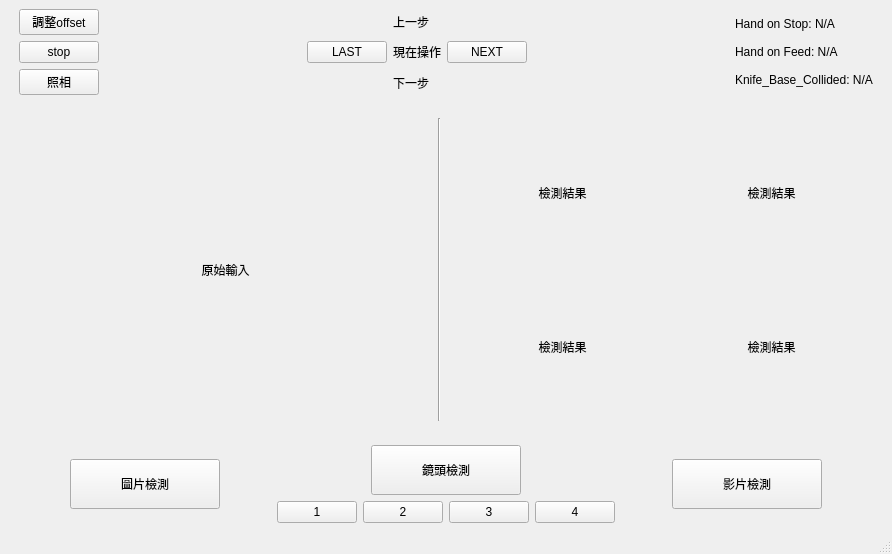
wade00754/pmc-5axis-yolo, file pmc_5axis_yolo/ui/main_window.ui: the form before one commit.
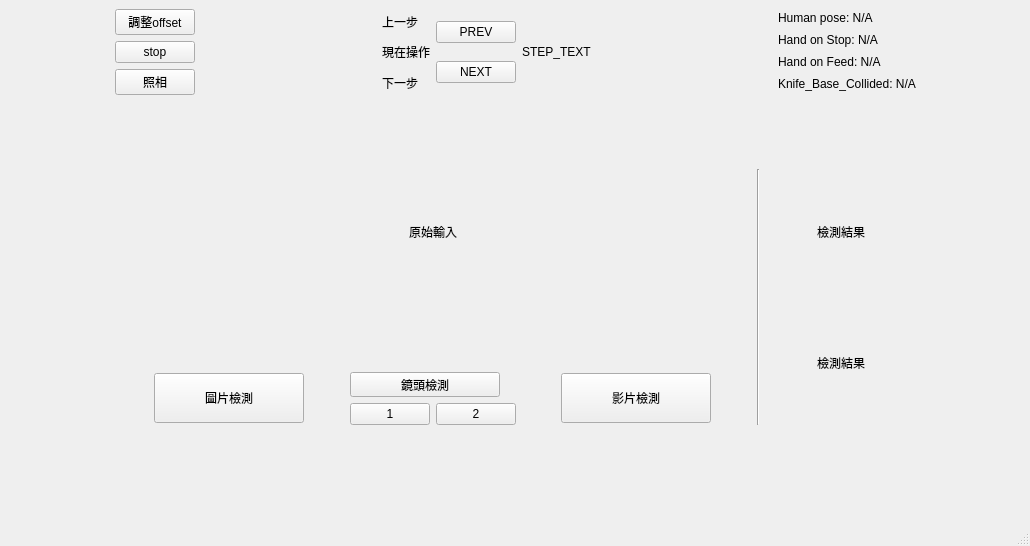
The form after the commit.

The edit to the form file:
```diff
--- a/pmc_5axis_yolo/ui/main_window.ui
+++ b/pmc_5axis_yolo/ui/main_window.ui
@@ -6,8 +6,8 @@
    <rect>
     <x>0</x>
     <y>0</y>
-    <width>892</width>
-    <height>554</height>
+    <width>1030</width>
+    <height>546</height>
    </rect>
   </property>
   <property name="windowTitle">
@@ -15,7 +15,22 @@
   </property>
   <widget class="QWidget" name="centralwidget">
    <layout class="QGridLayout" name="gridLayout_3">
-    <item row="0" column="1" colspan="3">
+    <item row="0" column="0">
+     <spacer name="horizontalSpacer_6">
+      <property name="orientation">
+       <enum>Qt::Orientation::Horizontal</enum>
+      </property>
+      <property name="sizeHint" stdset="0">
+       <size>
+        <width>107</width>
+        <height>20</height>
+       </size>
+      </property>
+     </spacer>
+    </item>
+    <item row="0" column="1">
+     <layout class="QVBoxLayout" name="verticalLayout_7">
+      <item>
      <layout class="QHBoxLayout" name="horizontalLayout">
       <item>
        <layout class="QVBoxLayout" name="verticalLayout_4">
@@ -73,13 +88,6 @@
         </property>
        </spacer>
       </item>
-      <item>
-       <widget class="QPushButton" name="button_step_last">
-        <property name="text">
-         <string>LAST</string>
-        </property>
-       </widget>
-      </item>
       <item>
        <layout class="QVBoxLayout" name="verticalLayout_3">
         <item>
@@ -106,12 +114,30 @@
        </layout>
       </item>
       <item>
+         <layout class="QVBoxLayout" name="verticalLayout_5">
+          <item>
+           <widget class="QPushButton" name="button_step_last">
+            <property name="text">
+             <string>PREV</string>
+            </property>
+           </widget>
+          </item>
+          <item>
        <widget class="QPushButton" name="button_step_next">
         <property name="text">
          <string>NEXT</string>
         </property>
        </widget>
       </item>
+         </layout>
+        </item>
+        <item>
+         <widget class="QLabel" name="label_ste_text">
+          <property name="text">
+           <string>STEP_TEXT</string>
+          </property>
+         </widget>
+        </item>
       <item>
        <spacer name="horizontalSpacer_8">
         <property name="orientation">
@@ -127,6 +153,19 @@
       </item>
       <item>
        <layout class="QVBoxLayout" name="verticalLayout">
+          <item>
+           <widget class="QLabel" name="Label_HumanPose_status">
+            <property name="sizePolicy">
+             <sizepolicy hsizetype="Fixed" vsizetype="Fixed">
+              <horstretch>0</horstretch>
+              <verstretch>0</verstretch>
+             </sizepolicy>
+            </property>
+            <property name="text">
+             <string>Human pose: N/A</string>
+            </property>
+           </widget>
+          </item>
         <item>
          <widget class="QLabel" name="Label_HandStop_Status">
           <property name="sizePolicy">
@@ -170,39 +209,24 @@
       </item>
      </layout>
     </item>
-    <item row="1" column="2">
-     <spacer name="verticalSpacer">
+      <item>
+       <spacer name="verticalSpacer_3">
       <property name="orientation">
        <enum>Qt::Orientation::Vertical</enum>
       </property>
-      <property name="sizeType">
-       <enum>QSizePolicy::Policy::Fixed</enum>
-      </property>
       <property name="sizeHint" stdset="0">
        <size>
-        <width>17</width>
-        <height>17</height>
+          <width>20</width>
+          <height>68</height>
        </size>
       </property>
      </spacer>
     </item>
-    <item row="2" column="0">
-     <spacer name="horizontalSpacer_6">
-      <property name="orientation">
-       <enum>Qt::Orientation::Horizontal</enum>
-      </property>
-      <property name="sizeType">
-       <enum>QSizePolicy::Policy::Fixed</enum>
-      </property>
-      <property name="sizeHint" stdset="0">
-       <size>
-        <width>10</width>
-        <height>20</height>
-       </size>
-      </property>
-     </spacer>
-    </item>
-    <item row="2" column="1">
+      <item>
+       <layout class="QHBoxLayout" name="horizontalLayout_4">
+        <item>
+         <layout class="QVBoxLayout" name="verticalLayout_6">
+          <item>
      <layout class="QGridLayout" name="gridLayout_2">
       <item row="0" column="1">
        <widget class="QLabel" name="input_media">
@@ -231,163 +255,21 @@
       </item>
      </layout>
     </item>
-    <item row="2" column="2">
-     <widget class="Line" name="line">
-      <property name="sizePolicy">
-       <sizepolicy hsizetype="Fixed" vsizetype="Expanding">
-        <horstretch>0</horstretch>
-        <verstretch>0</verstretch>
-       </sizepolicy>
-      </property>
-      <property name="minimumSize">
-       <size>
-        <width>0</width>
-        <height>0</height>
-       </size>
-      </property>
+          <item>
+           <spacer name="verticalSpacer">
       <property name="orientation">
        <enum>Qt::Orientation::Vertical</enum>
       </property>
-     </widget>
-    </item>
-    <item row="2" column="3">
-     <layout class="QGridLayout" name="gridLayout">
-      <item row="0" column="1">
-       <widget class="QLabel" name="output_media2">
-        <property name="sizePolicy">
-         <sizepolicy hsizetype="Expanding" vsizetype="Expanding">
-          <horstretch>0</horstretch>
-          <verstretch>0</verstretch>
-         </sizepolicy>
-        </property>
-        <property name="minimumSize">
-         <size>
-          <width>150</width>
-          <height>125</height>
-         </size>
-        </property>
-        <property name="text">
-         <string>檢測結果</string>
-        </property>
-        <property name="scaledContents">
-         <bool>true</bool>
-        </property>
-        <property name="alignment">
-         <set>Qt::AlignmentFlag::AlignCenter</set>
-        </property>
-       </widget>
-      </item>
-      <item row="0" column="0">
-       <widget class="QLabel" name="output_media">
-        <property name="sizePolicy">
-         <sizepolicy hsizetype="Expanding" vsizetype="Expanding">
-          <horstretch>0</horstretch>
-          <verstretch>0</verstretch>
-         </sizepolicy>
-        </property>
-        <property name="minimumSize">
-         <size>
-          <width>150</width>
-          <height>125</height>
-         </size>
-        </property>
-        <property name="text">
-         <string>檢測結果</string>
-        </property>
-        <property name="scaledContents">
-         <bool>true</bool>
-        </property>
-        <property name="alignment">
-         <set>Qt::AlignmentFlag::AlignCenter</set>
-        </property>
-       </widget>
-      </item>
-      <item row="1" column="1">
-       <widget class="QLabel" name="output_media4">
-        <property name="sizePolicy">
-         <sizepolicy hsizetype="Expanding" vsizetype="Expanding">
-          <horstretch>0</horstretch>
-          <verstretch>0</verstretch>
-         </sizepolicy>
-        </property>
-        <property name="minimumSize">
-         <size>
-          <width>150</width>
-          <height>125</height>
-         </size>
-        </property>
-        <property name="text">
-         <string>檢測結果</string>
-        </property>
-        <property name="scaledContents">
-         <bool>true</bool>
-        </property>
-        <property name="alignment">
-         <set>Qt::AlignmentFlag::AlignCenter</set>
-        </property>
-       </widget>
-      </item>
-      <item row="1" column="0">
-       <widget class="QLabel" name="output_media3">
-        <property name="sizePolicy">
-         <sizepolicy hsizetype="Expanding" vsizetype="Expanding">
-          <horstretch>0</horstretch>
-          <verstretch>0</verstretch>
-         </sizepolicy>
-        </property>
-        <property name="minimumSize">
-         <size>
-          <width>150</width>
-          <height>125</height>
-         </size>
-        </property>
-        <property name="text">
-         <string>檢測結果</string>
-        </property>
-        <property name="scaledContents">
-         <bool>true</bool>
-        </property>
-        <property name="alignment">
-         <set>Qt::AlignmentFlag::AlignCenter</set>
-        </property>
-       </widget>
-      </item>
-     </layout>
-    </item>
-    <item row="2" column="4">
-     <spacer name="horizontalSpacer_7">
-      <property name="orientation">
-       <enum>Qt::Orientation::Horizontal</enum>
-      </property>
-      <property name="sizeType">
-       <enum>QSizePolicy::Policy::Fixed</enum>
-      </property>
       <property name="sizeHint" stdset="0">
        <size>
-        <width>10</width>
-        <height>20</height>
+              <width>20</width>
+              <height>10</height>
        </size>
       </property>
      </spacer>
     </item>
-    <item row="3" column="2">
-     <spacer name="verticalSpacer_2">
-      <property name="orientation">
-       <enum>Qt::Orientation::Vertical</enum>
-      </property>
-      <property name="sizeType">
-       <enum>QSizePolicy::Policy::Fixed</enum>
-      </property>
-      <property name="sizeHint" stdset="0">
-       <size>
-        <width>17</width>
-        <height>18</height>
-       </size>
-      </property>
-     </spacer>
-    </item>
-    <item row="4" column="1" colspan="3">
-     <layout class="QHBoxLayout" name="horizontalLayout_5">
+          <item>
+           <layout class="QHBoxLayout" name="horizontalLayout_3">
       <item>
        <spacer name="horizontalSpacer_5">
         <property name="orientation">
@@ -435,7 +317,7 @@
       </item>
       <item>
        <layout class="QVBoxLayout" name="verticalLayout_2">
-        <item alignment="Qt::AlignmentFlag::AlignHCenter">
+              <item>
          <widget class="QPushButton" name="button_camera">
           <property name="sizePolicy">
            <sizepolicy hsizetype="Fixed" vsizetype="Fixed">
@@ -446,16 +328,19 @@
           <property name="minimumSize">
            <size>
             <width>150</width>
-            <height>50</height>
-           </size>
-          </property>
+                  <height>25</height>
+                 </size>
+                </property>
+                <property name="layoutDirection">
+                 <enum>Qt::LayoutDirection::LeftToRight</enum>
+                </property>
           <property name="text">
            <string>鏡頭檢測</string>
           </property>
          </widget>
         </item>
         <item>
-         <layout class="QHBoxLayout" name="horizontalLayout_3">
+               <layout class="QHBoxLayout" name="horizontalLayout_2">
           <item>
            <widget class="QPushButton" name="camera_change1">
             <property name="text">
@@ -470,20 +355,6 @@
             </property>
            </widget>
           </item>
-          <item>
-           <widget class="QPushButton" name="camera_change3">
-            <property name="text">
-             <string>3</string>
-            </property>
-           </widget>
-          </item>
-          <item>
-           <widget class="QPushButton" name="camera_change4">
-            <property name="text">
-             <string>4</string>
-            </property>
-           </widget>
-          </item>
          </layout>
         </item>
        </layout>
@@ -534,6 +405,111 @@
        </spacer>
       </item>
      </layout>
+          </item>
+         </layout>
+        </item>
+        <item>
+         <widget class="Line" name="line">
+          <property name="sizePolicy">
+           <sizepolicy hsizetype="Fixed" vsizetype="Expanding">
+            <horstretch>0</horstretch>
+            <verstretch>0</verstretch>
+           </sizepolicy>
+          </property>
+          <property name="minimumSize">
+           <size>
+            <width>0</width>
+            <height>0</height>
+           </size>
+          </property>
+          <property name="orientation">
+           <enum>Qt::Orientation::Vertical</enum>
+          </property>
+         </widget>
+        </item>
+        <item>
+         <layout class="QGridLayout" name="gridLayout">
+          <item row="0" column="0">
+           <widget class="QLabel" name="output_media">
+            <property name="sizePolicy">
+             <sizepolicy hsizetype="Expanding" vsizetype="Expanding">
+              <horstretch>0</horstretch>
+              <verstretch>0</verstretch>
+             </sizepolicy>
+            </property>
+            <property name="minimumSize">
+             <size>
+              <width>150</width>
+              <height>125</height>
+             </size>
+            </property>
+            <property name="text">
+             <string>檢測結果</string>
+            </property>
+            <property name="scaledContents">
+             <bool>true</bool>
+            </property>
+            <property name="alignment">
+             <set>Qt::AlignmentFlag::AlignCenter</set>
+            </property>
+           </widget>
+          </item>
+          <item row="1" column="0">
+           <widget class="QLabel" name="output_media2">
+            <property name="sizePolicy">
+             <sizepolicy hsizetype="Expanding" vsizetype="Expanding">
+              <horstretch>0</horstretch>
+              <verstretch>0</verstretch>
+             </sizepolicy>
+            </property>
+            <property name="minimumSize">
+             <size>
+              <width>150</width>
+              <height>125</height>
+             </size>
+            </property>
+            <property name="text">
+             <string>檢測結果</string>
+            </property>
+            <property name="scaledContents">
+             <bool>true</bool>
+            </property>
+            <property name="alignment">
+             <set>Qt::AlignmentFlag::AlignCenter</set>
+            </property>
+           </widget>
+          </item>
+         </layout>
+        </item>
+       </layout>
+      </item>
+     </layout>
+    </item>
+    <item row="0" column="2">
+     <spacer name="horizontalSpacer_7">
+      <property name="orientation">
+       <enum>Qt::Orientation::Horizontal</enum>
+      </property>
+      <property name="sizeHint" stdset="0">
+       <size>
+        <width>106</width>
+        <height>20</height>
+       </size>
+      </property>
+     </spacer>
+    </item>
+    <item row="1" column="1">
+     <spacer name="verticalSpacer_2">
+      <property name="orientation">
+       <enum>Qt::Orientation::Vertical</enum>
+      </property>
+      <property name="sizeHint" stdset="0">
+       <size>
+        <width>20</width>
+        <height>69</height>
+       </size>
+      </property>
+     </spacer>
     </item>
    </layout>
   </widget>
```
Lines whose indentation alone changed are shown as unchanged.
